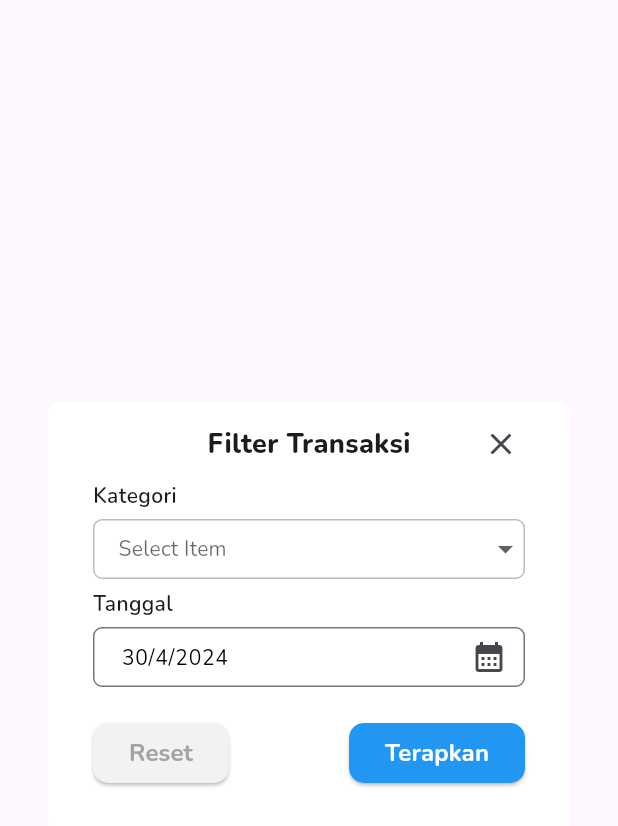
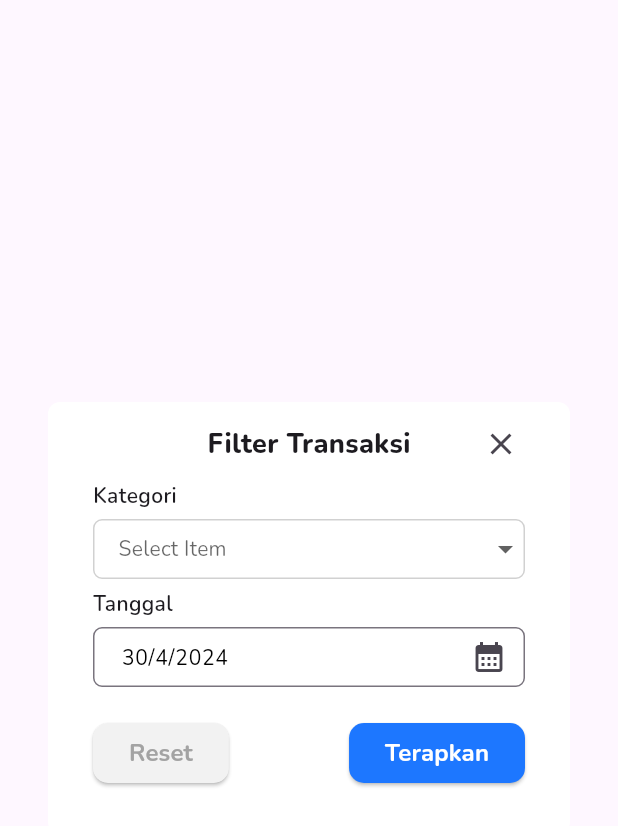
Before and after one commit to Reza1290/budgetin-app, a Flutter app: the FilterDialog widget shown alone on an empty page, opened directly, on a phone screen of 412 x 824 dp. Shown: the top 826 px of the screen. Run offline on Flutter 3.47's test engine with Material 3 defaults, Android fonts, the phone set to English and light mode, and no system bars; drawn by our look-alikes of dropdown_button2; our stand-ins replace drift, flutter_slidable, flutter_svg, sqlite3_flutter_libs; accounts and stored records are empty; generated files the repository leaves out were written again; project files that could hold a hidden picture were left out.

Commit message:
edit warna

```diff
--- a/lib/widgets/modal/modal_filter.dart
+++ b/lib/widgets/modal/modal_filter.dart
@@ -86,7 +86,7 @@ class _FilterDialogState extends State<FilterDialog> {
                     decoration: BoxDecoration(
                       borderRadius: BorderRadius.circular(6),
                       border: Border.all(
-                        color: Colors.black26,
+                        color: Color(0xFFD1D1D1),
                       ),
 
                     )),
@@ -123,7 +123,7 @@ class _FilterDialogState extends State<FilterDialog> {
                           // Menambahkan border
                           borderRadius: BorderRadius.circular(
                               6.0), // Mengatur sudut border
-                          borderSide: BorderSide(), // Mengatur sisi border
+                          borderSide: BorderSide(color: Color(0xFFD1D1D1)), // Mengatur sisi border
                         ),
                         focusedBorder: OutlineInputBorder(
                           // Mengubah warna border ketika aktif menjadi biru
@@ -173,8 +173,7 @@ class _FilterDialogState extends State<FilterDialog> {
                         borderRadius: BorderRadius.circular(6.0),
                       ),
                       focusedBorder: const OutlineInputBorder(
-                        borderSide: BorderSide(color: Colors.blue),
-                        borderRadius: BorderRadius.all(Radius.circular(6.0)),
+                        borderRadius: BorderRadius.all(Radius.circular(6.0),),
                       ),
                       suffixIcon: const Icon(Icons.calendar_month),
                       hintText:
@@ -231,7 +230,7 @@ class _FilterDialogState extends State<FilterDialog> {
                 // Apply filter logic here
               },
               style: ButtonStyle(
-                backgroundColor: MaterialStateProperty.all<Color>(Colors.blue),
+                backgroundColor: MaterialStateProperty.all<Color>(Color(0xFF1D77FF)),
                 shape: MaterialStateProperty.all<RoundedRectangleBorder>(
                   RoundedRectangleBorder(
                     borderRadius: BorderRadius.circular(10),
```
